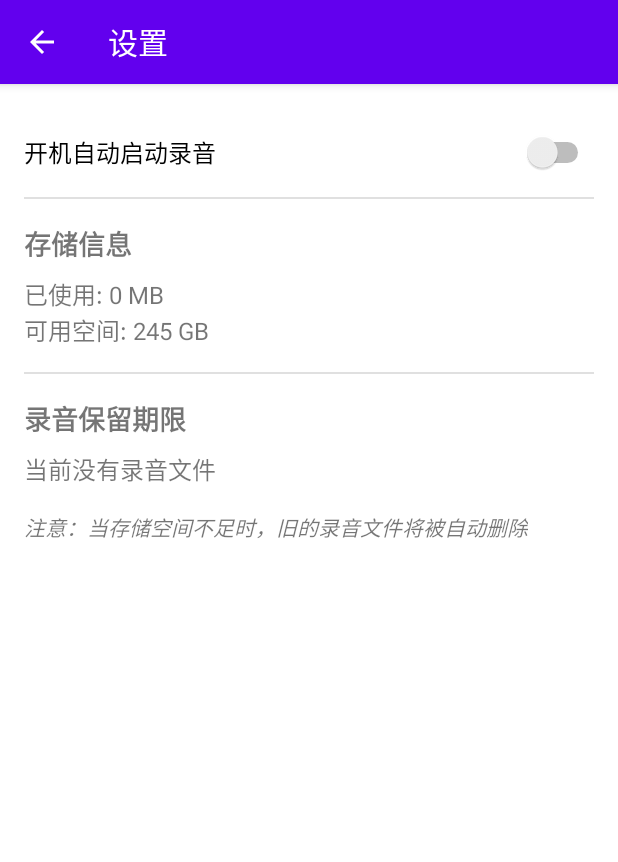
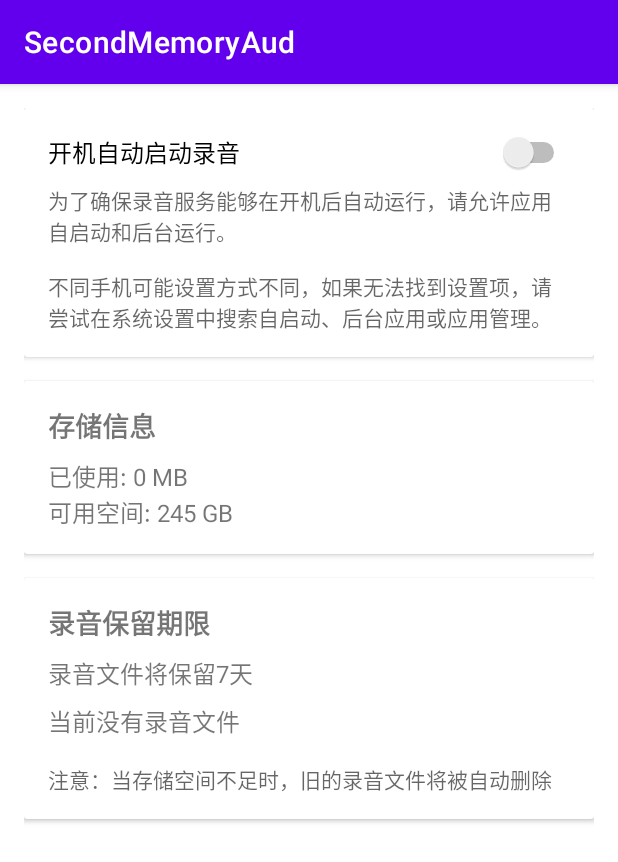
Before and after one commit to Abudulaz/SecondMemoryAud, an Android app: the screen it shows after launch (SettingsActivity), after a tap on "设置", on a phone screen of 412 x 824 dp. Shown: the top 862 px of the screen. Run offline under Robolectric (Android 15) with nearby library versions, the phone set to English and light mode, and no system bars.

```diff
--- a/app/src/main/java/com/secondmemory/app/MainActivity.kt
+++ b/app/src/main/java/com/secondmemory/app/MainActivity.kt
@@ -11,6 +11,7 @@ import androidx.appcompat.app.AppCompatActivity
 import androidx.core.app.ActivityCompat
 import androidx.core.content.ContextCompat
 import com.secondmemory.app.service.RecordingService
+import com.secondmemory.app.utils.SystemSettingsHelper
 import java.text.SimpleDateFormat
 import java.util.*
 
@@ -22,6 +23,7 @@ class MainActivity : AppCompatActivity() {
     private lateinit var saveButton: Button
     private lateinit var settingsButton: Button
     private lateinit var recordingsButton: Button
+    private lateinit var systemSettingsHelper: SystemSettingsHelper
     private var recordingStartTime: Long = 0
     private val durationUpdateHandler = android.os.Handler(android.os.Looper.getMainLooper())
     private val durationUpdateRunnable = object : Runnable {
@@ -46,6 +48,8 @@ class MainActivity : AppCompatActivity() {
         super.onCreate(savedInstanceState)
         setContentView(R.layout.activity_main)
 
+        systemSettingsHelper = SystemSettingsHelper(this)
+
         statusText = findViewById(R.id.statusText)
         recordingStartTimeText = findViewById(R.id.recordingStartTimeText)
         recordingDurationText = findViewById(R.id.recordingDurationText)
@@ -57,6 +61,7 @@ class MainActivity : AppCompatActivity() {
         setupButtons()
         checkPermissions()
         checkBatteryOptimization()
+        checkAutoStart()
         updateUI()
     }
 
@@ -97,15 +102,24 @@ class MainActivity : AppCompatActivity() {
                     .setTitle(R.string.battery_optimization_title)
                     .setMessage(R.string.battery_optimization_message)
                     .setPositiveButton(R.string.go_to_settings) { _, _ ->
-                        val intent = Intent(android.provider.Settings.ACTION_REQUEST_IGNORE_BATTERY_OPTIMIZATIONS).apply {
-                            data = android.net.Uri.parse("package:$packageName")
-                        }
-                        startActivity(intent)
+                        systemSettingsHelper.openBatteryOptimizationSettings()
                     }
                     .setNegativeButton(R.string.cancel, null)
                     .show()
             }
         }
+    }
+
+    private fun checkAutoStart() {
+        // 显示自启动设置对话框
+        androidx.appcompat.app.AlertDialog.Builder(this)
+            .setTitle(R.string.auto_start_title)
+            .setMessage(R.string.auto_start_message)
+            .setPositiveButton(R.string.go_to_settings) { _, _ ->
+                systemSettingsHelper.openAutoStartSettings()
+            }
+            .setNegativeButton(R.string.cancel, null)
+            .show()
     }
 
     override fun onResume() {
--- a/app/src/main/java/com/secondmemory/app/SettingsActivity.kt
+++ b/app/src/main/java/com/secondmemory/app/SettingsActivity.kt
@@ -1,11 +1,11 @@
 package com.secondmemory.app
 
-import android.content.SharedPreferences
 import android.os.Bundle
 import android.widget.Switch
 import android.widget.TextView
 import androidx.appcompat.app.AppCompatActivity
 import com.secondmemory.app.utils.AudioFileManager
+import com.secondmemory.app.utils.PreferencesManager
 import java.text.SimpleDateFormat
 import java.util.*
 
@@ -13,44 +13,31 @@ class SettingsActivity : AppCompatActivity() {
     private lateinit var autoStartSwitch: Switch
     private lateinit var storageInfoText: TextView
     private lateinit var retentionPeriodText: TextView
+    private lateinit var oldestRecordingText: TextView
     private lateinit var audioFileManager: AudioFileManager
-    private lateinit var prefs: SharedPreferences
-
-    companion object {
-        private const val PREFS_NAME = "SecondMemoryPrefs"
-        private const val KEY_AUTO_START = "auto_start_on_boot"
-    }
+    private lateinit var preferencesManager: PreferencesManager
 
     override fun onCreate(savedInstanceState: Bundle?) {
         super.onCreate(savedInstanceState)
         setContentView(R.layout.activity_settings)
 
-        // 初始化
         audioFileManager = AudioFileManager(this)
-        prefs = getSharedPreferences(PREFS_NAME, MODE_PRIVATE)
+        preferencesManager = PreferencesManager(this)
 
-        // 查找视图
         autoStartSwitch = findViewById(R.id.autoStartSwitch)
         storageInfoText = findViewById(R.id.storageInfoText)
         retentionPeriodText = findViewById(R.id.retentionPeriodText)
+        oldestRecordingText = findViewById(R.id.oldestRecordingText)
 
-        // 设置开机自启动开关
         setupAutoStartSwitch()
-
-        // 更新存储信息
         updateStorageInfo()
-
-        // 设置保留期限信息
-        updateRetentionPeriodInfo()
+        updateRetentionInfo()
     }
 
     private fun setupAutoStartSwitch() {
-        // 读取当前设置
-        autoStartSwitch.isChecked = prefs.getBoolean(KEY_AUTO_START, false)
-
-        // 设置监听器
+        autoStartSwitch.isChecked = preferencesManager.getAutoStartEnabled()
         autoStartSwitch.setOnCheckedChangeListener { _, isChecked ->
-            prefs.edit().putBoolean(KEY_AUTO_START, isChecked).apply()
+            preferencesManager.setAutoStartEnabled(isChecked)
         }
     }
 
@@ -58,36 +45,27 @@ class SettingsActivity : AppCompatActivity() {
         val usedSpace = audioFileManager.getTotalStorageUsed()
         val availableSpace = audioFileManager.getAvailableStorage()
 
-        val usedSpaceMB = usedSpace / (1024 * 1024)
-        val availableSpaceGB = availableSpace / (1024 * 1024 * 1024)
+        val usedMB = usedSpace / (1024 * 1024) // Convert to MB
+        val availableGB = availableSpace / (1024 * 1024 * 1024) // Convert to GB
 
-        storageInfoText.text = getString(
-            R.string.storage_info,
-            usedSpaceMB,
-            availableSpaceGB
-        )
+        storageInfoText.text = getString(R.string.storage_info, usedMB, availableGB)
     }
 
-    private fun updateRetentionPeriodInfo() {
+    private fun updateRetentionInfo() {
+        retentionPeriodText.text = getString(R.string.retention_period_info)
+
         val recordings = audioFileManager.getRecordingsList()
         if (recordings.isNotEmpty()) {
-            val oldestFile = recordings.minByOrNull { it.lastModified() }
-            oldestFile?.let {
-                val date = Date(it.lastModified())
-                val dateFormat = SimpleDateFormat("yyyy-MM-dd HH:mm", Locale.getDefault())
-                retentionPeriodText.text = getString(
+            val oldestRecording = recordings.minByOrNull { it.lastModified() }
+            oldestRecording?.let {
+                val dateFormat = SimpleDateFormat("yyyy-MM-dd HH:mm:ss", Locale.getDefault())
+                oldestRecordingText.text = getString(
                     R.string.oldest_recording,
-                    dateFormat.format(date)
+                    dateFormat.format(Date(it.lastModified()))
                 )
             }
         } else {
-            retentionPeriodText.text = getString(R.string.no_recordings)
+            oldestRecordingText.text = getString(R.string.no_recordings)
         }
     }
-
-    override fun onResume() {
-        super.onResume()
-        updateStorageInfo()
-        updateRetentionPeriodInfo()
-    }
 }
--- /dev/null
+++ b/app/src/main/java/com/secondmemory/app/utils/PreferencesManager.kt
@@ -0,0 +1,24 @@
+package com.secondmemory.app.utils
+
+import android.content.Context
+import android.content.SharedPreferences
+
+class PreferencesManager(context: Context) {
+    private val sharedPreferences: SharedPreferences = context.getSharedPreferences(
+        PREFERENCES_NAME,
+        Context.MODE_PRIVATE
+    )
+
+    companion object {
+        private const val PREFERENCES_NAME = "SecondMemoryPrefs"
+        private const val KEY_AUTO_START = "auto_start_enabled"
+    }
+
+    fun setAutoStartEnabled(enabled: Boolean) {
+        sharedPreferences.edit().putBoolean(KEY_AUTO_START, enabled).apply()
+    }
+
+    fun getAutoStartEnabled(): Boolean {
+        return sharedPreferences.getBoolean(KEY_AUTO_START, false)
+    }
+}
--- a/app/src/main/res/layout/activity_settings.xml
+++ b/app/src/main/res/layout/activity_settings.xml
@@ -5,23 +5,49 @@
     android:orientation="vertical"
     android:padding="16dp">
 
+    <androidx.cardview.widget.CardView
+        android:layout_width="match_parent"
+        android:layout_height="wrap_content"
+        android:layout_marginBottom="16dp">
+
+        <LinearLayout
+            android:layout_width="match_parent"
+            android:layout_height="wrap_content"
+            android:orientation="vertical"
+            android:padding="16dp">
+
             <Switch
                 android:id="@+id/autoStartSwitch"
                 android:layout_width="match_parent"
                 android:layout_height="wrap_content"
-        android:layout_marginTop="16dp"
                 android:text="@string/auto_start_on_boot"
                 android:textSize="16sp" />
 
-    <View
+            <TextView
                 android:layout_width="match_parent"
-        android:layout_height="1dp"
-        android:layout_marginTop="16dp"
-        android:layout_marginBottom="16dp"
-        android:background="?android:attr/listDivider" />
+                android:layout_height="wrap_content"
+                android:layout_marginTop="8dp"
+                android:text="@string/auto_start_message"
+                android:textColor="?android:textColorSecondary"
+                android:textSize="14sp" />
+
+        </LinearLayout>
+
+    </androidx.cardview.widget.CardView>
+
+    <androidx.cardview.widget.CardView
+        android:layout_width="match_parent"
+        android:layout_height="wrap_content"
+        android:layout_marginBottom="16dp">
+
+        <LinearLayout
+            android:layout_width="match_parent"
+            android:layout_height="wrap_content"
+            android:orientation="vertical"
+            android:padding="16dp">
 
             <TextView
-        android:layout_width="wrap_content"
+                android:layout_width="match_parent"
                 android:layout_height="wrap_content"
                 android:text="@string/storage_title"
                 android:textSize="18sp"
@@ -29,21 +55,27 @@
 
             <TextView
                 android:id="@+id/storageInfoText"
-        android:layout_width="wrap_content"
+                android:layout_width="match_parent"
                 android:layout_height="wrap_content"
                 android:layout_marginTop="8dp"
-        android:text="@string/storage_info"
                 android:textSize="16sp" />
 
-    <View
+        </LinearLayout>
+
+    </androidx.cardview.widget.CardView>
+
+    <androidx.cardview.widget.CardView
         android:layout_width="match_parent"
-        android:layout_height="1dp"
-        android:layout_marginTop="16dp"
-        android:layout_marginBottom="16dp"
-        android:background="?android:attr/listDivider" />
+        android:layout_height="wrap_content">
+
+        <LinearLayout
+            android:layout_width="match_parent"
+            android:layout_height="wrap_content"
+            android:orientation="vertical"
+            android:padding="16dp">
 
             <TextView
-        android:layout_width="wrap_content"
+                android:layout_width="match_parent"
                 android:layout_height="wrap_content"
                 android:text="@string/retention_period_title"
                 android:textSize="18sp"
@@ -51,18 +83,28 @@
 
             <TextView
                 android:id="@+id/retentionPeriodText"
-        android:layout_width="wrap_content"
+                android:layout_width="match_parent"
                 android:layout_height="wrap_content"
                 android:layout_marginTop="8dp"
-        android:text="@string/retention_period_info"
                 android:textSize="16sp" />
 
             <TextView
-        android:layout_width="wrap_content"
+                android:id="@+id/oldestRecordingText"
+                android:layout_width="match_parent"
+                android:layout_height="wrap_content"
+                android:layout_marginTop="8dp"
+                android:textSize="16sp" />
+
+            <TextView
+                android:layout_width="match_parent"
                 android:layout_height="wrap_content"
                 android:layout_marginTop="16dp"
                 android:text="@string/retention_period_note"
-        android:textSize="14sp"
-        android:textStyle="italic" />
+                android:textColor="?android:textColorSecondary"
+                android:textSize="14sp" />
 
         </LinearLayout>
+
+    </androidx.cardview.widget.CardView>
+
+</LinearLayout>
--- a/app/src/main/res/values/strings.xml
+++ b/app/src/main/res/values/strings.xml
@@ -11,8 +11,10 @@
     <string name="settings">设置</string>
     <string name="permissions_required">需要录音和存储权限才能使用此应用</string>
     <string name="battery_optimization_title">电池优化</string>
-    <string name="battery_optimization_message">为了确保录音服务能够在后台正常运行，请关闭电池优化。</string>
+    <string name="battery_optimization_message">为了确保录音服务能够在后台正常运行，请关闭电池优化。\n\n不同手机可能设置方式不同，如果无法找到设置项，请尝试在系统设置中搜索"电池优化"或"后台运行"。</string>
     <string name="go_to_settings">前往设置</string>
+    <string name="auto_start_title">自启动设置</string>
+    <string name="auto_start_message">为了确保录音服务能够在开机后自动运行，请允许应用自启动和后台运行。\n\n不同手机可能设置方式不同，如果无法找到设置项，请尝试在系统设置中搜索"自启动"、"后台应用"或"应用管理"。</string>
     <string name="recording_start_time">开始时间：%s</string>
     <string name="recording_duration">已录制：%s</string>
     <string name="recording_time_limit_note">24小时后自动保存\n保留7天</string>
@@ -30,6 +32,8 @@
     <!-- RecordingsActivity -->
     <string name="recordings_title">录音列表</string>
     <string name="play_recording">播放录音</string>
+    <string name="search_transcript">搜索文字内容…</string>
+    <string name="transcription_failed">语音识别失败</string>
 
     <!-- RecordingsActivity -->
     <string name="delete">删除</string>
--- a/build.gradle
+++ b/build.gradle
@@ -1,4 +1,10 @@
+// Top-level build file where you can add configuration options common to all sub-projects/modules.
 plugins {
     id 'com.android.application' version '8.2.2' apply false
+    id 'com.android.library' version '8.2.2' apply false
     id 'org.jetbrains.kotlin.android' version '1.9.22' apply false
 }
+
+task clean(type: Delete) {
+    delete rootProject.buildDir
+}
--- a/settings.gradle
+++ b/settings.gradle
@@ -5,7 +5,6 @@ pluginManagement {
         gradlePluginPortal()
     }
 }
-
 dependencyResolutionManagement {
     repositoriesMode.set(RepositoriesMode.FAIL_ON_PROJECT_REPOS)
     repositories {
@@ -14,5 +13,5 @@ dependencyResolutionManagement {
     }
 }
 
-rootProject.name = "SecondMemory"
+rootProject.name = "SecondMemoryAud"
 include ':app'
```
Also changed, not shown: app/build.gradle (+2 -10 lines), app/src/main/AndroidManifest.xml (+9 -15 lines), app/src/main/java/com/secondmemory/app/RecordingDetailActivity.kt (added, +174 -0 lines), app/src/main/java/com/secondmemory/app/RecordingsActivity.kt (+6 -1 lines), app/src/main/java/com/secondmemory/app/receiver/BootReceiver.kt (+9 -12 lines), app/src/main/java/com/secondmemory/app/utils/SystemSettingsHelper.kt (added, +176 -0 lines), app/src/main/res/drawable/search_results_background.xml (added, +8 -0 lines), app/src/main/res/layout/activity_recording_detail.xml (added, +57 -0 lines), gradle.properties (+4 -7 lines), 564 other files. Lines whose indentation alone changed are shown as unchanged.
